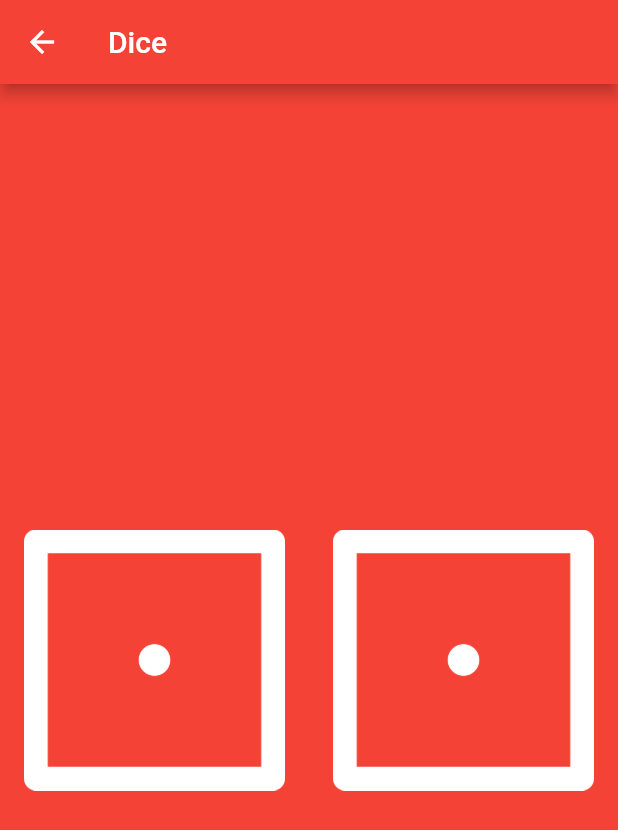
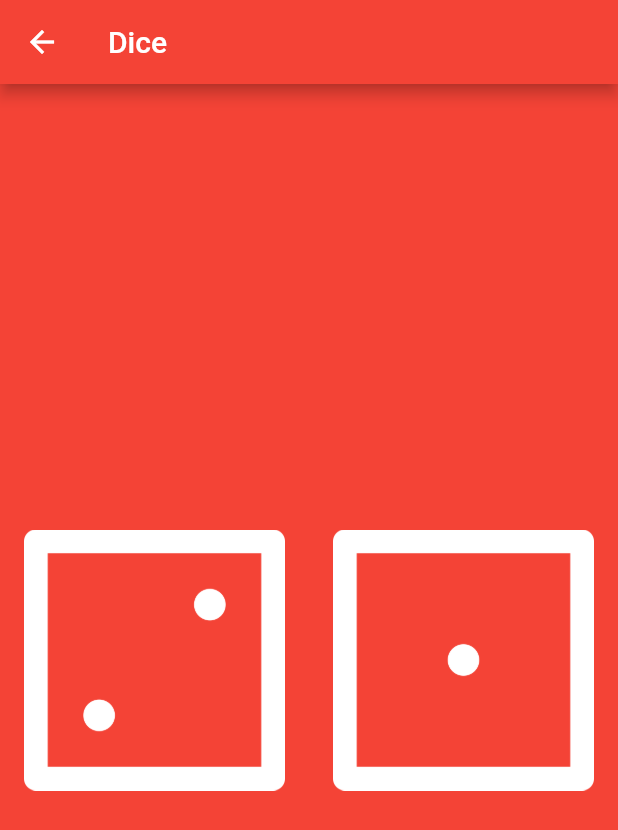
Before and after one commit to yotsufe/flutter_base, a Flutter app: the Dice screen opened directly, on a phone screen of 412 x 824 dp. Shown: the top 830 px of the screen. Run offline on Flutter 3.47's test engine with Material 2 defaults, Android fonts, the phone set to English and light mode, and no system bars.

Commit message:
String Interpolation

```diff
--- a/lib/dice.dart
+++ b/lib/dice.dart
@@ -17,6 +17,8 @@ class Dice extends StatelessWidget {
 class DiceBody extends StatelessWidget {
   @override
   Widget build(BuildContext context) {
+    var leftDiceNumber = 2;
+
     return Center(
       child: Row(
         children: [
@@ -26,7 +28,7 @@ class DiceBody extends StatelessWidget {
               onPressed: () {
                 print('onPressed Left');
               },
-              child: Image.asset('images/dice1.png'),
+              child: Image.asset('images/dice$leftDiceNumber.png'),
             ),
           ),
           Expanded(
```
